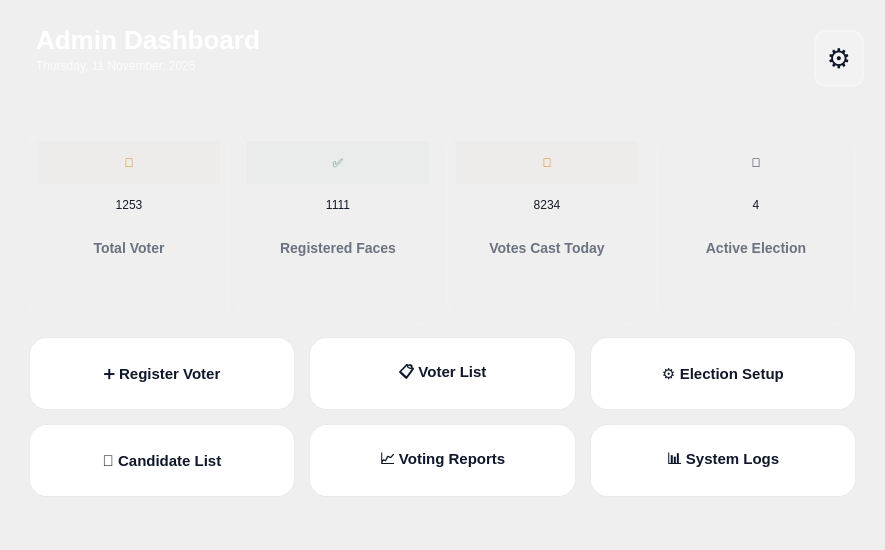
Above: software/main.ui from SazidAhmedEkram/smart-evm before the change. Below: the same form after it.
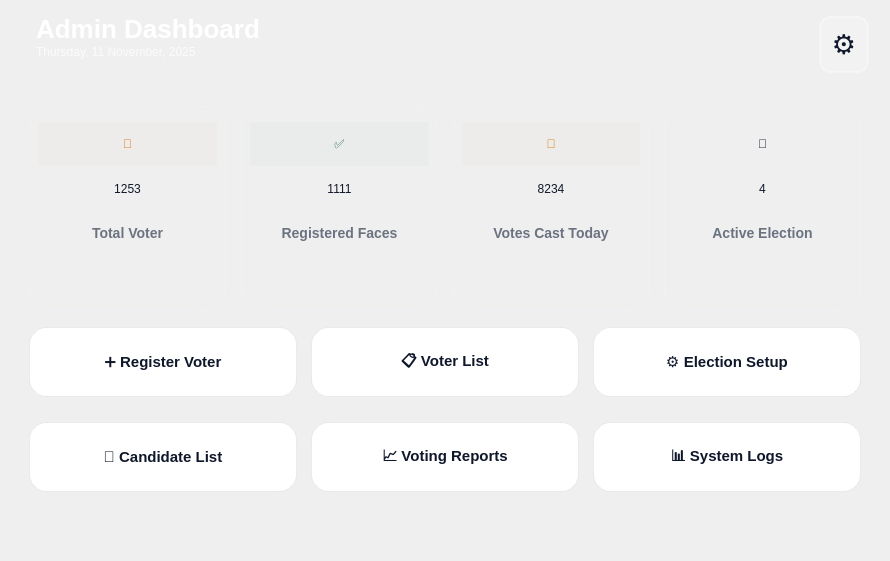
That is the form after the change. Icons and pictures are not drawn.

The edit to the form file:
```diff
--- a/software/main.ui
+++ b/software/main.ui
@@ -6,10 +6,16 @@
    <rect>
     <x>0</x>
     <y>0</y>
-    <width>885</width>
-    <height>550</height>
+    <width>890</width>
+    <height>561</height>
    </rect>
   </property>
+  <property name="sizePolicy">
+   <sizepolicy hsizetype="Expanding" vsizetype="Expanding">
+    <horstretch>0</horstretch>
+    <verstretch>0</verstretch>
+   </sizepolicy>
+  </property>
   <property name="windowTitle">
    <string>Admin Dashboard</string>
   </property>
@@ -46,7 +52,10 @@
     background: transparent;
 }</string>
    </property>
-   <layout class="QVBoxLayout" name="verticalLayout">
+   <layout class="QVBoxLayout" name="verticalLayout" stretch="2,5,3,1">
+    <property name="topMargin">
+     <number>0</number>
+    </property>
     <property name="bottomMargin">
      <number>24</number>
     </property>
@@ -67,7 +76,7 @@
       <property name="maximumSize">
        <size>
         <width>16777215</width>
-        <height>100</height>
+        <height>200</height>
        </size>
       </property>
       <property name="styleSheet">
@@ -209,48 +218,41 @@
       </layout>
      </widget>
     </item>
-    <item>
-     <spacer name="horizontalSpacer_2">
-      <property name="orientation">
-       <enum>Qt::Orientation::Horizontal</enum>
-      </property>
-      <property name="sizeHint" stdset="0">
-       <size>
-        <width>873</width>
-        <height>10</height>
-       </size>
-      </property>
-     </spacer>
-    </item>
     <item>
      <layout class="QHBoxLayout" name="horizontalLayout">
       <property name="spacing">
-       <number>9</number>
+       <number>15</number>
       </property>
       <property name="leftMargin">
        <number>20</number>
       </property>
+      <property name="topMargin">
+       <number>10</number>
+      </property>
       <property name="rightMargin">
        <number>20</number>
       </property>
+      <property name="bottomMargin">
+       <number>10</number>
+      </property>
       <item>
        <widget class="QWidget" name="card2" native="true">
         <property name="sizePolicy">
-         <sizepolicy hsizetype="Expanding" vsizetype="Expanding">
-          <horstretch>0</horstretch>
-          <verstretch>0</verstretch>
+         <sizepolicy hsizetype="Expanding" vsizetype="Preferred">
+          <horstretch>1</horstretch>
+          <verstretch>1</verstretch>
          </sizepolicy>
         </property>
         <property name="minimumSize">
          <size>
-          <width>200</width>
-          <height>200</height>
+          <width>0</width>
+          <height>0</height>
          </size>
         </property>
         <property name="maximumSize">
          <size>
           <width>16777215</width>
-          <height>239</height>
+          <height>16777215</height>
          </size>
         </property>
         <property name="styleSheet">
@@ -357,21 +359,21 @@
       <item>
        <widget class="QWidget" name="card1" native="true">
         <property name="sizePolicy">
-         <sizepolicy hsizetype="Expanding" vsizetype="Expanding">
-          <horstretch>0</horstretch>
-          <verstretch>0</verstretch>
+         <sizepolicy hsizetype="Expanding" vsizetype="Preferred">
+          <horstretch>1</horstretch>
+          <verstretch>1</verstretch>
          </sizepolicy>
         </property>
         <property name="minimumSize">
          <size>
-          <width>200</width>
-          <height>200</height>
+          <width>0</width>
+          <height>0</height>
          </size>
         </property>
         <property name="maximumSize">
          <size>
           <width>16777215</width>
-          <height>239</height>
+          <height>16777215</height>
          </size>
         </property>
         <property name="styleSheet">
@@ -495,21 +497,21 @@
       <item>
        <widget class="QWidget" name="card3" native="true">
         <property name="sizePolicy">
-         <sizepolicy hsizetype="Expanding" vsizetype="Expanding">
-          <horstretch>0</horstretch>
-          <verstretch>0</verstretch>
+         <sizepolicy hsizetype="Expanding" vsizetype="Preferred">
+          <horstretch>1</horstretch>
+          <verstretch>1</verstretch>
          </sizepolicy>
         </property>
         <property name="minimumSize">
          <size>
-          <width>200</width>
-          <height>200</height>
+          <width>0</width>
+          <height>0</height>
          </size>
         </property>
         <property name="maximumSize">
          <size>
           <width>16777215</width>
-          <height>239</height>
+          <height>16777215</height>
          </size>
         </property>
         <property name="styleSheet">
@@ -616,21 +618,21 @@
       <item>
        <widget class="QWidget" name="card4" native="true">
         <property name="sizePolicy">
-         <sizepolicy hsizetype="Expanding" vsizetype="Expanding">
-          <horstretch>0</horstretch>
-          <verstretch>0</verstretch>
+         <sizepolicy hsizetype="Expanding" vsizetype="Preferred">
+          <horstretch>1</horstretch>
+          <verstretch>1</verstretch>
          </sizepolicy>
         </property>
         <property name="minimumSize">
          <size>
-          <width>200</width>
-          <height>200</height>
+          <width>0</width>
+          <height>0</height>
          </size>
         </property>
         <property name="maximumSize">
          <size>
           <width>16777215</width>
-          <height>239</height>
+          <height>16777215</height>
          </size>
         </property>
         <property name="styleSheet">
@@ -736,19 +738,6 @@
       </item>
      </layout>
     </item>
-    <item>
-     <spacer name="horizontalSpacer">
-      <property name="orientation">
-       <enum>Qt::Orientation::Horizontal</enum>
-      </property>
-      <property name="sizeHint" stdset="0">
-       <size>
-        <width>873</width>
-        <height>6</height>
-       </size>
-      </property>
-     </spacer>
-    </item>
     <item>
      <layout class="QGridLayout" name="gridLayout">
       <property name="leftMargin">
@@ -758,11 +747,14 @@
        <number>20</number>
       </property>
       <property name="bottomMargin">
-       <number>9</number>
+       <number>0</number>
       </property>
-      <property name="spacing">
+      <property name="horizontalSpacing">
        <number>14</number>
       </property>
+      <property name="verticalSpacing">
+       <number>25</number>
+      </property>
       <item row="0" column="2">
        <widget class="QPushButton" name="electionBtn">
         <property name="sizePolicy">
```
